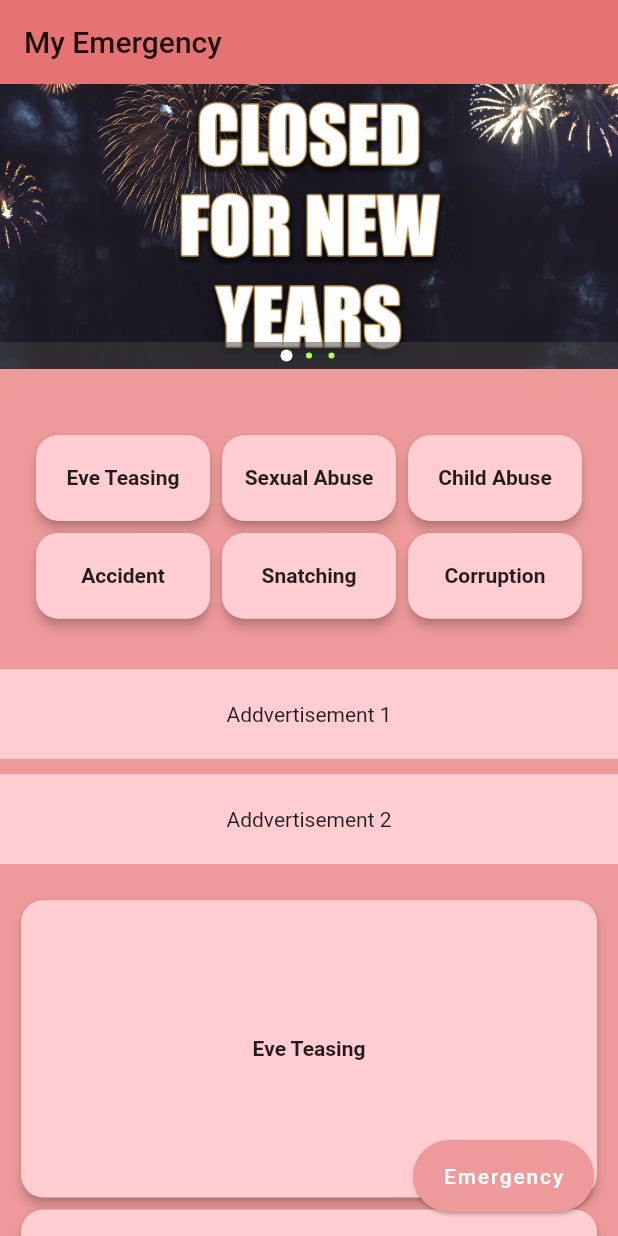
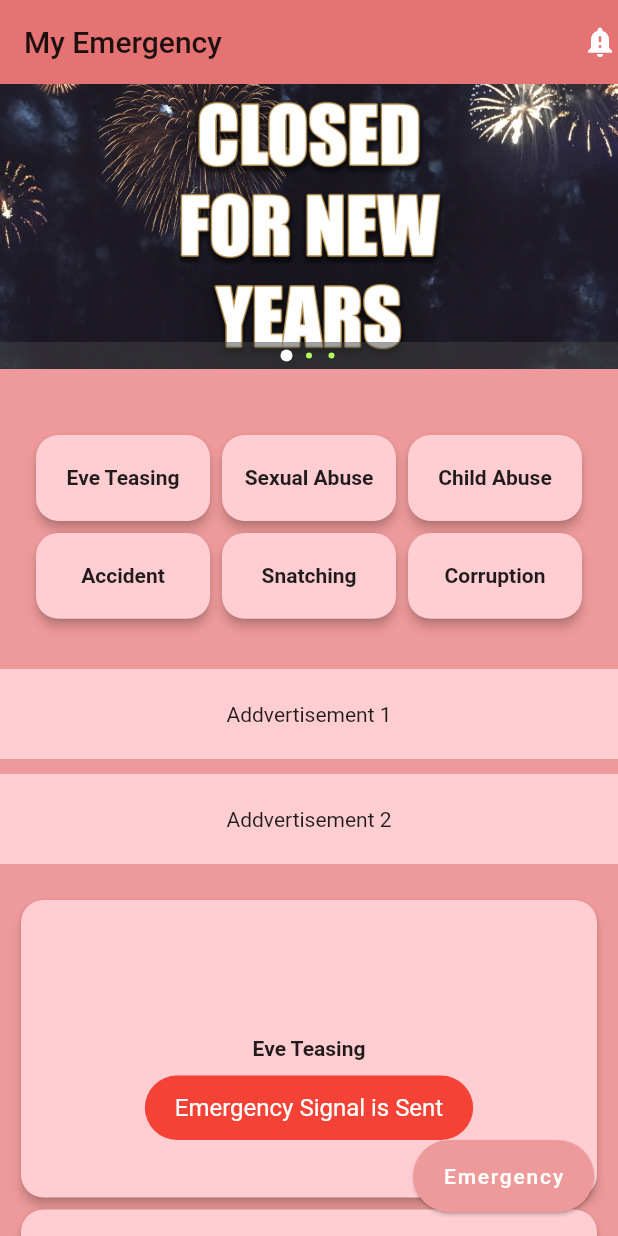
Before and after one commit to santoshakil/my_emergency, a Flutter app: the screen it shows after launch, after a tap on "Emergency", on a phone screen of 412 x 824 dp. Run offline on Flutter 3.47's test engine with Material 2 defaults, Android fonts, the phone set to English and light mode, and no system bars; drawn by our look-alikes of carousel_pro; our stand-ins replace fluttertoast.

Commit message:
first commit

```diff
--- a/lib/main.dart
+++ b/lib/main.dart
@@ -1,14 +1,16 @@
-import 'package:carousel_pro/carousel_pro.dart';
 import 'package:flutter/material.dart';
 import 'package:flutter/services.dart';
+import 'package:my_emergency/widgets/appbar.dart';
 import 'package:my_emergency/widgets/floating_button.dart';
-
+import 'package:my_emergency/widgets/slideshow.dart';
 import 'widgets/crimes.dart';
-import 'widgets/emergency.dart';
+import 'widgets/emergency_catagory.dart';
 import 'widgets/floating_button.dart';
+import 'widgets/addvertise.dart';
 
 void main() {
   runApp(MaterialApp(
+    debugShowCheckedModeBanner: false,
     home: Main(),
   ));
 }
@@ -29,33 +31,13 @@ class _MainState extends State<Main> {
   Widget build(BuildContext context) {
     return Scaffold(
       backgroundColor: Colors.red[200],
-      appBar: AppBar(
-        backgroundColor: Colors.red[300],
-        elevation: 0.0,
-        title: Text(
-          'My Emergency',
-          style: TextStyle(color: Colors.black87),
-        ),
-      ),
+      appBar: appBar(),
       body: SingleChildScrollView(
         primary: true,
         child: Column(
           //mainAxisSize: MainAxisSize.max,
           children: [
-            SizedBox(
-              height: 190.0,
-              child: Carousel(
-                dotSize: 4.0,
-                dotSpacing: 15.0,
-                dotColor: Colors.lightGreenAccent,
-                indicatorBgPadding: 5.0,
-                images: [
-                  AssetImage('assets/images/1.jpg'),
-                  AssetImage('assets/images/2.jpg'),
-                  AssetImage('assets/images/3.jpg'),
-                ],
-              ),
-            ),
+            slideshow(),
             SizedBox(height: 20.0),
             Container(
               alignment: Alignment.center,
@@ -66,19 +48,11 @@ class _MainState extends State<Main> {
                 padding: EdgeInsets.all(10.0),
                 childAspectRatio: 1.9,
                 crossAxisCount: 3,
-                children: emergency(),
+                children: emergencyCatagory(),
               ),
             ),
             SizedBox(height: 10),
-            Container(
-                height: 60.0,
-                color: Colors.red[100],
-                child: Center(child: Text('Addvertisement 1'))),
-            SizedBox(height: 10.0),
-            Container(
-                height: 60.0,
-                color: Colors.red[100],
-                child: Center(child: Text('Addvertisement 2'))),
+            addvertise(),
             SizedBox(height: 10.0),
             Container(
               height: 400,
--- /dev/null
+++ b/lib/widgets/addvertise.dart
@@ -0,0 +1,18 @@
+import 'package:flutter/material.dart';
+
+addvertise() {
+  return Column(
+    mainAxisSize: MainAxisSize.min,
+    children: [
+      Container(
+          height: 60.0,
+          color: Colors.red[100],
+          child: Center(child: Text('Addvertisement 1'))),
+      SizedBox(height: 10.0),
+      Container(
+          height: 60.0,
+          color: Colors.red[100],
+          child: Center(child: Text('Addvertisement 2'))),
+    ],
+  );
+}
--- /dev/null
+++ b/lib/widgets/appbar.dart
@@ -0,0 +1,15 @@
+import 'package:flutter/material.dart';
+
+appBar() {
+  return AppBar(
+    backgroundColor: Colors.red[300],
+    elevation: 0.0,
+    title: Text(
+      'My Emergency',
+      style: TextStyle(color: Colors.black87),
+    ),
+    actions: [
+      Icon(Icons.notification_important),
+    ],
+  );
+}
--- a/lib/widgets/emergency.dart
+++ b/lib/widgets/emergency_catagory.dart
@@ -1,6 +1,6 @@
 import 'package:flutter/material.dart';
 
-List<Widget> emergency() {
+List<Widget> emergencyCatagory() {
   card(text) {
     return Card(
       color: Colors.red[100],
--- a/lib/widgets/floating_button.dart
+++ b/lib/widgets/floating_button.dart
@@ -1,9 +1,29 @@
 import 'package:flutter/material.dart';
+import 'package:fluttertoast/fluttertoast.dart';
+
+toastForFloatingButton() {
+  Fluttertoast.showToast(
+    msg: "Emergency Signal is Sent",
+    toastLength: Toast.LENGTH_SHORT,
+    gravity: ToastGravity.BOTTOM,
+    timeInSecForIosWeb: 1,
+    backgroundColor: Colors.red,
+    textColor: Colors.white,
+    fontSize: 16.0,
+  );
+}
+
+emergencyConditionsForFloatingButton() {
+  print('Emergency Conditions');
+}
 
 var floatingButton = FloatingActionButton.extended(
   backgroundColor: Colors.red[200],
   elevation: 1,
   isExtended: true,
   label: Text('Emergency'),
-  onPressed: () {},
+  onPressed: () {
+    emergencyConditionsForFloatingButton();
+    toastForFloatingButton();
+  },
 );
--- /dev/null
+++ b/lib/widgets/slideshow.dart
@@ -0,0 +1,19 @@
+import 'package:carousel_pro/carousel_pro.dart';
+import 'package:flutter/material.dart';
+
+slideshow() {
+  return SizedBox(
+    height: 190.0,
+    child: Carousel(
+      dotSize: 4.0,
+      dotSpacing: 15.0,
+      dotColor: Colors.lightGreenAccent,
+      indicatorBgPadding: 5.0,
+      images: [
+        AssetImage('assets/images/1.jpg'),
+        AssetImage('assets/images/2.jpg'),
+        AssetImage('assets/images/3.jpg'),
+      ],
+    ),
+  );
+}
--- a/pubspec.yaml
+++ b/pubspec.yaml
@@ -26,6 +26,7 @@ dependencies:
 
   cupertino_icons: ^1.0.0
   carousel_pro: ^1.0.0
+  fluttertoast: ^7.1.1
 
 dev_dependencies:
   flutter_test:
```
Also changed, not shown: pubspec.lock.
